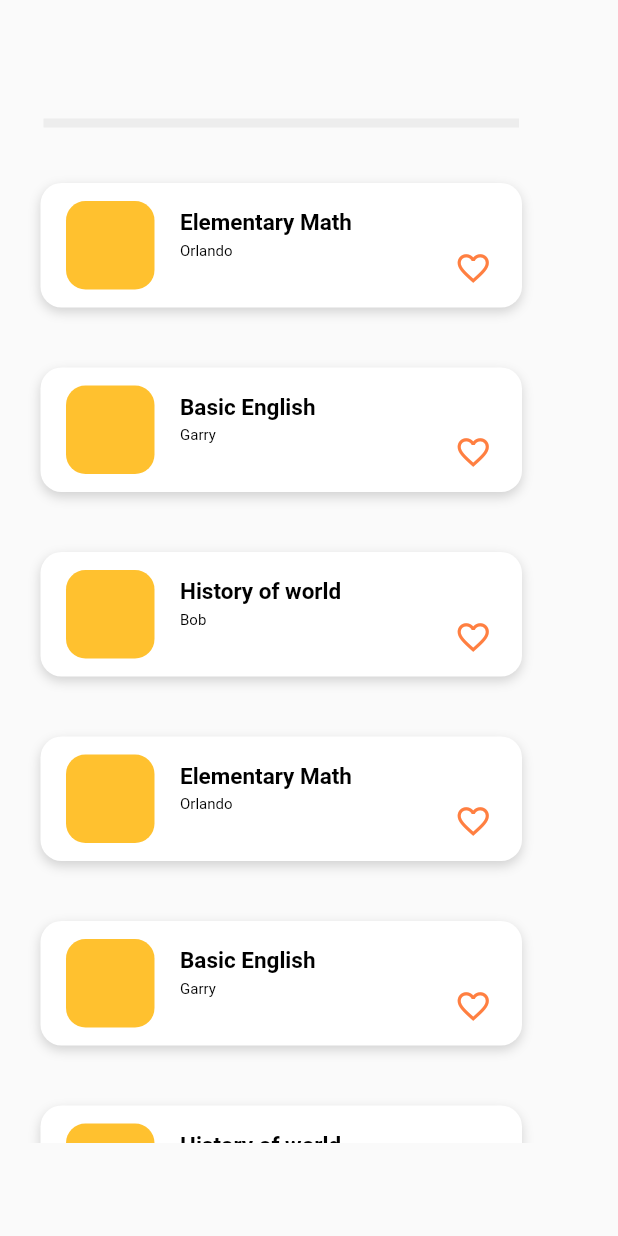
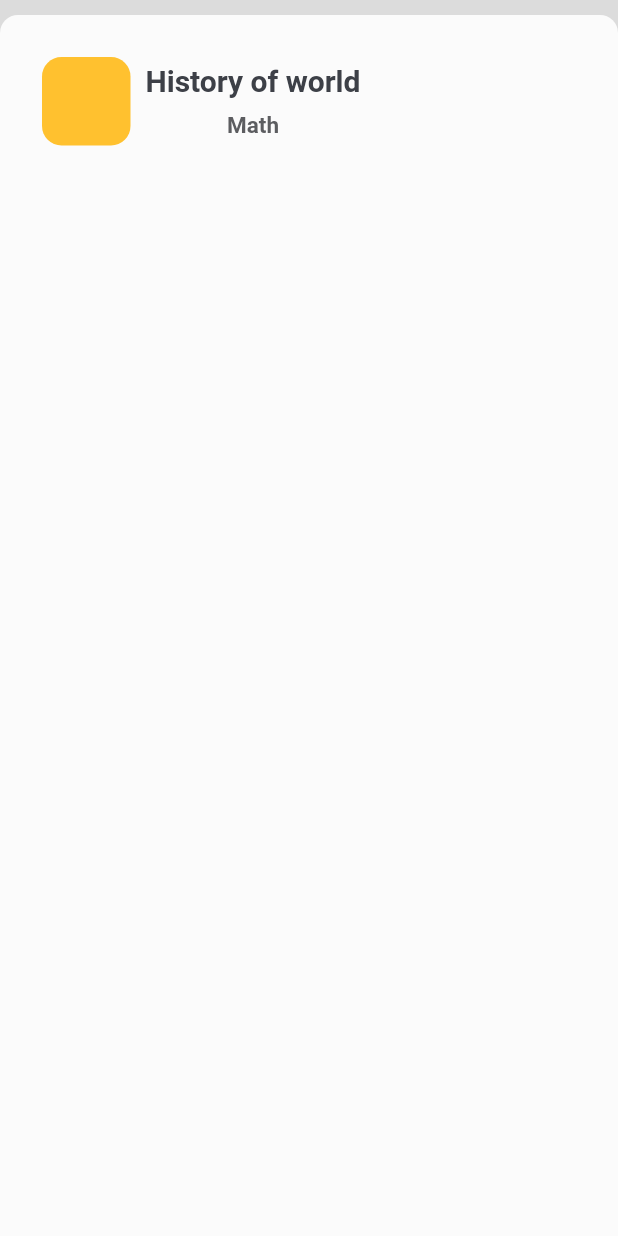
Before and after one commit to Earndu/EarnduFront, a Flutter app: the contentListStateful screen opened directly with empty values, after a tap on "History of world", on a phone screen of 412 x 824 dp. Run offline on Flutter 3.47's test engine with Material 2 defaults, Android fonts, the phone set to English and light mode, and no system bars; our stand-ins replace auto_size_text, fl_chart, flutter_swiper, modal_bottom_sheet; missing offline and left inert: cupertino_date_textbox; Roboto replaces fonts that are missing (Arial).

Commit message:
add modal bottomList

```diff
--- a/lib/src/contentList.dart
+++ b/lib/src/contentList.dart
@@ -1,4 +1,6 @@
 import 'package:flutter/material.dart';
+import 'package:modal_bottom_sheet/modal_bottom_sheet.dart';
+import 'package:flutter/cupertino.dart';
 
 class contentList extends StatelessWidget {
   @override
@@ -57,18 +59,18 @@ class _contentListStateful extends State<contentListStateful> {
                 padding:
                     const EdgeInsets.symmetric(horizontal: 27, vertical: 20),
                 children: <Widget>[
-                  wish_list(context, 'Elementary Math', 'Orlando'),
-                  wish_list(context, 'Basic English', 'Garry'),
-                  wish_list(context, 'History of world', 'Bob'),
-                  wish_list(context, 'Elementary Math', 'Orlando'),
-                  wish_list(context, 'Basic English', 'Garry'),
-                  wish_list(context, 'History of world', 'Bob'),
-                  wish_list(context, 'Elementary Math', 'Orlando'),
-                  wish_list(context, 'Basic English', 'Garry'),
-                  wish_list(context, 'History of world', 'Bob'),
-                  wish_list(context, 'Elementary Math', 'Orlando'),
-                  wish_list(context, 'Basic English', 'Garry'),
-                  wish_list(context, 'History of world', 'Bob'),
+                  contents(context, 'Elementary Math', 'Orlando'),
+                  contents(context, 'Basic English', 'Garry'),
+                  contents(context, 'History of world', 'Bob'),
+                  contents(context, 'Elementary Math', 'Orlando'),
+                  contents(context, 'Basic English', 'Garry'),
+                  contents(context, 'History of world', 'Bob'),
+                  contents(context, 'Elementary Math', 'Orlando'),
+                  contents(context, 'Basic English', 'Garry'),
+                  contents(context, 'History of world', 'Bob'),
+                  contents(context, 'Elementary Math', 'Orlando'),
+                  contents(context, 'Basic English', 'Garry'),
+                  contents(context, 'History of world', 'Bob'),
                 ],
               ),
             ),
@@ -79,7 +81,7 @@ class _contentListStateful extends State<contentListStateful> {
   }
 
   //리스트  요소 함수
-  Widget wish_list(BuildContext context, String subName, String tName) {
+  Widget contents(BuildContext context, String subName, String tName) {
     bool favoritePressed = false;
     return Container(
       width: 300,
@@ -162,6 +164,65 @@ class _contentListStateful extends State<contentListStateful> {
         ),
         onTap: () {
           print("object");
+          showCupertinoModalBottomSheet(
+              backgroundColor: Color(0xfffbfbfb),
+              expand: true,
+              context: context,
+              builder: (BuildContext context) {
+                return SingleChildScrollView(
+                  controller: ModalScrollController.of(context),
+                  child: Container(
+                    padding: const EdgeInsets.all(28),
+                    child: Column(
+                      children: [
+                        Container(
+                            child: Row(
+                          children: <Widget>[
+                            Container(
+                                width: 59,
+                                height: 59,
+                                decoration: BoxDecoration(
+                                    borderRadius:
+                                        BorderRadius.all(Radius.circular(13)),
+                                    color: const Color(0xffffc12f))),
+                            Container(
+                              height: 50,
+                              margin:
+                                  const EdgeInsets.symmetric(horizontal: 10),
+                              child: Column(
+                                children: [
+                                  Container(
+                                      child: Text(subName,
+                                          style: const TextStyle(
+                                              decoration: TextDecoration.none,
+                                              color: const Color(0xff3d4047),
+                                              fontWeight: FontWeight.w700,
+                                              fontFamily: "Arial",
+                                              fontStyle: FontStyle.normal,
+                                              fontSize: 20.0),
+                                          textAlign: TextAlign.left)),
+                                  Container(
+                                      margin: const EdgeInsets.only(top: 9),
+                                      alignment: Alignment.bottomLeft,
+                                      child: Text("Math",
+                                          style: const TextStyle(
+                                              decoration: TextDecoration.none,
+                                              color: const Color(0xff5c5d60),
+                                              fontWeight: FontWeight.w700,
+                                              fontFamily: "Arial",
+                                              fontStyle: FontStyle.normal,
+                                              fontSize: 15.0),
+                                          textAlign: TextAlign.left)),
+                                ],
+                              ),
+                            )
+                          ],
+                        ))
+                      ],
+                    ),
+                  ),
+                );
+              });
         },
       ),
     );
--- a/lib/src/wish_download.dart
+++ b/lib/src/wish_download.dart
@@ -64,11 +64,12 @@ class _wish_down extends State<wish_down> {
                                 color: const Color(0xffededed), width: 3))),
                     // 리스트뷰가 들어갈 컨테이너
                     Container(
-                      height: 230,
+                      height: 240,
                       width: 375,
                       child: ListView(
                         padding: const EdgeInsets.symmetric(
-                            horizontal: 27, vertical: 20),
+                          horizontal: 27,
+                        ),
                         children: <Widget>[
                           wish_list(context, 'Elementary Math', 'Orlando'),
                           wish_list(context, 'Basic English', 'Garry'),
--- a/pubspec.yaml
+++ b/pubspec.yaml
@@ -32,6 +32,7 @@ dependencies:
   share:
   intl:
   cupertino_date_textbox:
+  modal_bottom_sheet: ^1.0.0+1
 
   # The following adds the Cupertino Icons font to your application.
   # Use with the CupertinoIcons class for iOS style icons.
```
Also changed, not shown: pubspec.lock.
